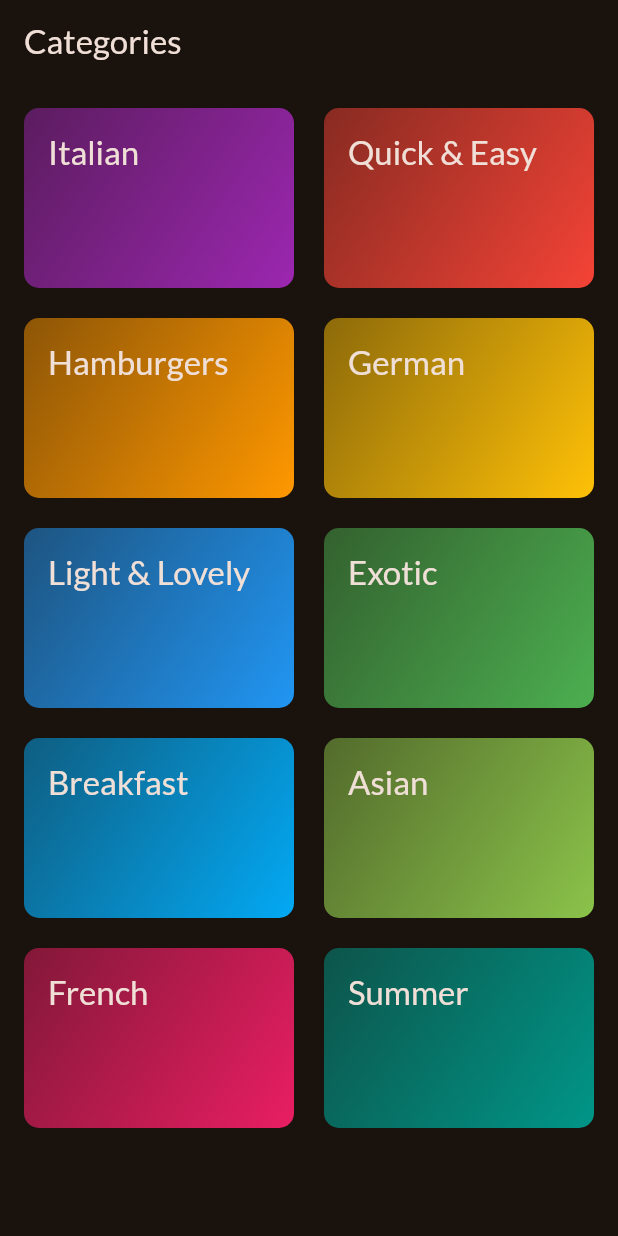
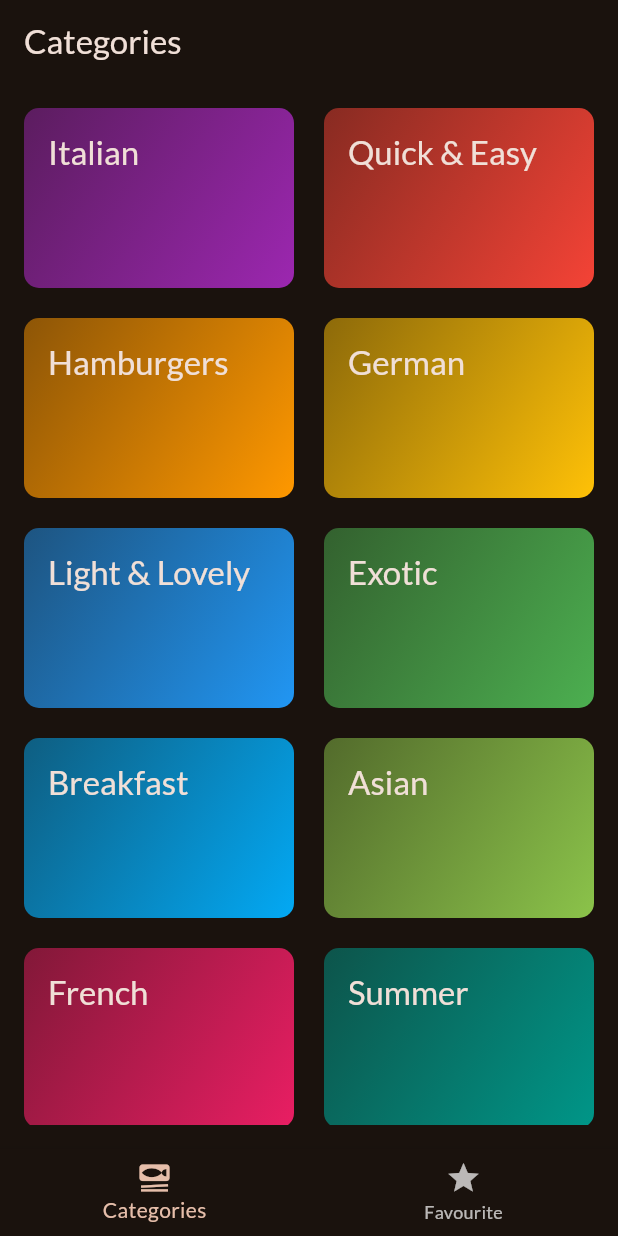
Before and after one commit to vishva-kalhara/flutter-meals, a Flutter app: the screen it shows after launch, on a phone screen of 412 x 824 dp. Run offline on Flutter 3.47's test engine with Material 2 defaults, Android fonts, the phone set to English and light mode, and no system bars; our stand-ins replace google_fonts, transparent_image.

Commit message:
Before setting up favourite meals

```diff
--- a/lib/main.dart
+++ b/lib/main.dart
@@ -2,7 +2,8 @@ import 'package:flutter/material.dart';
 
 import 'package:google_fonts/google_fonts.dart';
 // import 'package:meals/data/meal_data.dart';
-import 'package:meals/screens/category_screen.dart';
+// import 'package:meals/screens/category_screen.dart';
+import 'package:meals/screens/tabs.dart';
 // import 'package:meals/screens/meals_screen.dart';
 
 final theme = ThemeData(
@@ -25,7 +26,7 @@ class App extends StatelessWidget {
   Widget build(BuildContext context) {
     return MaterialApp(
       theme: theme,
-      home: const CategoryScreen(),
+      home: const TabsScreen(),
       // home:  MealsScreen(meals: dummyMeals, title: 'tittle goes here'),
     );
   }
--- a/lib/screens/category_screen.dart
+++ b/lib/screens/category_screen.dart
@@ -21,11 +21,7 @@ class CategoryScreen extends StatelessWidget {
 
   @override
   Widget build(BuildContext context) {
-    return Scaffold(
-      appBar: AppBar(
-        title: const Text("Categories"),
-      ),
-      body: Container(
+    return Container(
       padding: const EdgeInsets.all(16),
       child: GridView(
         gridDelegate: const SliverGridDelegateWithFixedCrossAxisCount(
@@ -39,12 +35,11 @@ class CategoryScreen extends StatelessWidget {
             CategoryItem(
               category: category,
               onSelectCategory: () {
-                  _selectedCategory(context,category);
+                _selectedCategory(context, category);
               },
             ),
         ],
       ),
-      ),
     );
   }
 }
--- a/lib/screens/single_meal.dart
+++ b/lib/screens/single_meal.dart
@@ -14,6 +14,7 @@ class SingleMeal extends StatelessWidget {
     return Scaffold(
       appBar: AppBar(
         title: Text(currMeal.title),
+        actions: [IconButton(onPressed: () {}, icon: const Icon(Icons.star))],
       ),
       body: Padding(
         padding: const EdgeInsets.all(16),
--- /dev/null
+++ b/lib/screens/tabs.dart
@@ -0,0 +1,64 @@
+import 'package:flutter/material.dart';
+import 'package:meals/screens/category_screen.dart';
+import 'package:meals/screens/meals_screen.dart';
+import 'package:meals/models/meal.dart';
+
+class TabsScreen extends StatefulWidget {
+  const TabsScreen({super.key});
+
+  @override
+  State<StatefulWidget> createState() {
+    return _TabsScreenState();
+  }
+}
+
+class _TabsScreenState extends State<TabsScreen> {
+  int _selectedPageIndex = 0;
+  final List<Meal> _favouriteMeals = [];
+
+  void _toggleMealFavouriteList(Meal meal) {
+    final isExisting = _favouriteMeals.contains(meal);
+
+    if (isExisting) {
+      _favouriteMeals.remove(meal);
+    } else {
+      _favouriteMeals.add(meal);
+    }
+  }
+
+  void _selectPage(int index) {
+    // if (_selectedPageIndex == 1) {
+    setState(() {
+      _selectedPageIndex = index;
+
+      // print(_activePageTItle);
+    });
+    // }
+  }
+
+  @override
+  Widget build(context) {
+    var activePageTItle = 'Categories';
+    Widget activePage = const CategoryScreen();
+
+    if (_selectedPageIndex == 1) {
+      activePage = const MealsScreen(meals: []);
+      activePageTItle = 'Favourites';
+    }
+
+    return Scaffold(
+      appBar: AppBar(
+        title: Text(activePageTItle),
+      ),
+      body: activePage,
+      bottomNavigationBar: BottomNavigationBar(
+        onTap: _selectPage,
+        currentIndex: _selectedPageIndex,
+        items: const [
+          BottomNavigationBarItem(icon: Icon(Icons.set_meal), label: "Categories"),
+          BottomNavigationBarItem(icon: Icon(Icons.star), label: "Favourite"),
+        ],
+      ),
+    );
+  }
+}
```
Also changed, not shown: lib/screens/meals_screen.dart (+8 -6 lines), 1 other file. Lines whose indentation alone changed are shown as unchanged.
